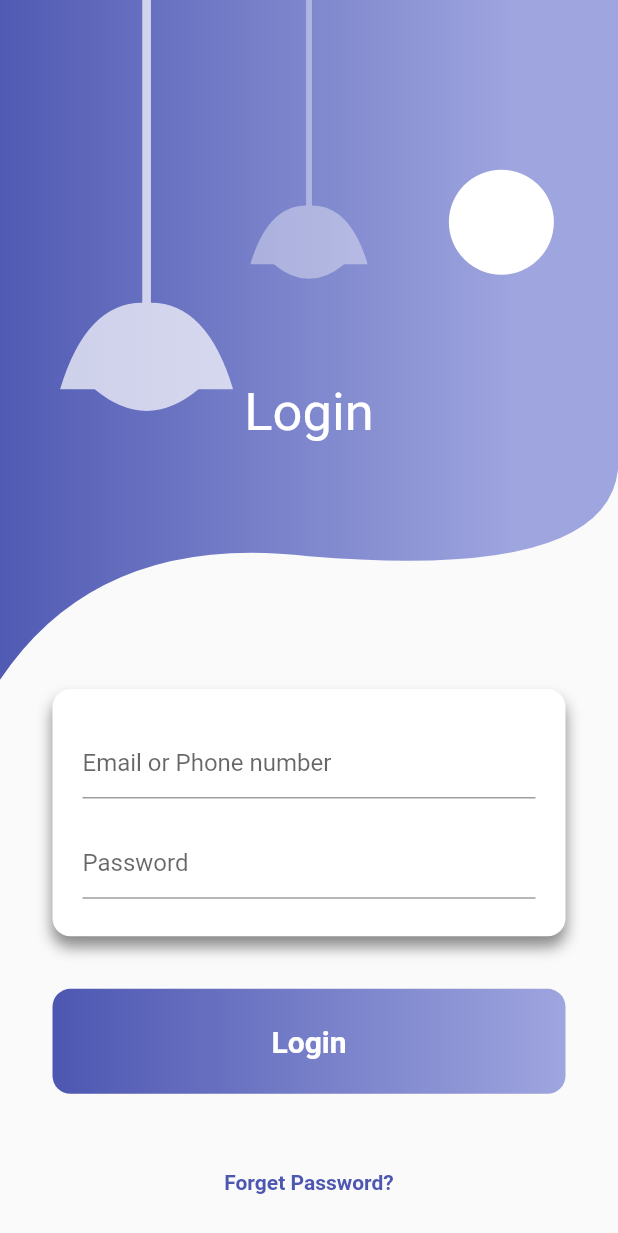
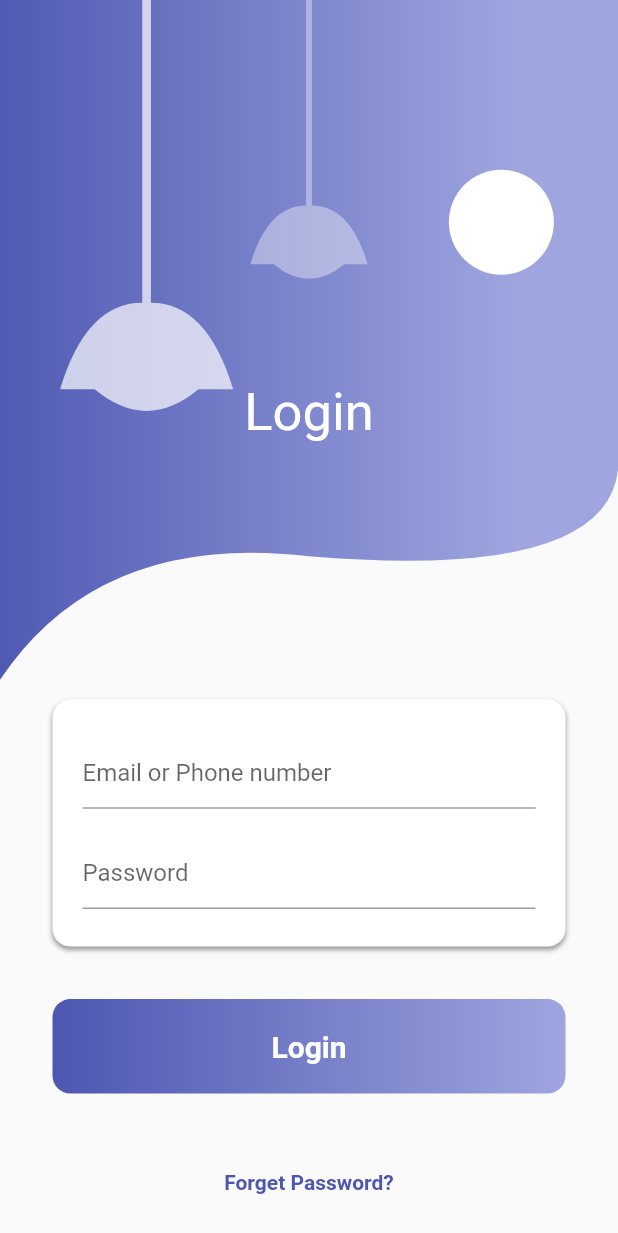
Before and after one commit to Criszx17Dev/AnimationsApp, a Flutter app: the screen it shows after launch, on a phone screen of 412 x 824 dp. Shown: the top 1233 px of the screen. Run offline on Flutter 3.47's test engine with Material 2 defaults, Android fonts, the phone set to English and light mode, and no system bars; our stand-ins replace google_fonts.

Commit message:
refactor custom_button with gradient and splash

```diff
--- a/lib/src/ui/screens/login_screen.dart
+++ b/lib/src/ui/screens/login_screen.dart
@@ -36,12 +36,12 @@ class _MyForm extends StatelessWidget {
   Widget build(BuildContext context) {
     return SingleChildScrollView(
       child: Column(
-        children: const [
-          AuthForm(),
-          SizedBox(height: 35),
-          CustomButton(),
-          SizedBox(height: 35),
-          MyTextButton(),
+        children: [
+          const AuthForm(),
+          const SizedBox(height: 35),
+          CustomButton(onTap: () {}, title: 'Login'),
+          const SizedBox(height: 35),
+          const MyTextButton(),
         ],
       ),
     );
--- a/lib/src/ui/widgets/auth_form.dart
+++ b/lib/src/ui/widgets/auth_form.dart
@@ -14,7 +14,7 @@ class AuthForm extends StatelessWidget {
           color: Colors.white,
           boxShadow: const [
             BoxShadow(
-                blurRadius: 8, color: Colors.black45, offset: Offset(0, 7))
+                blurRadius: 2, color: Colors.black38, offset: Offset(0, 2))
           ]),
       height: MediaQuery.of(context).size.height * 0.2,
       child: Column(
--- a/lib/src/ui/widgets/custom_button.dart
+++ b/lib/src/ui/widgets/custom_button.dart
@@ -2,49 +2,59 @@ import 'package:flutter/material.dart';
 import 'package:google_fonts/google_fonts.dart';
 
 class CustomButton extends StatelessWidget {
-  const CustomButton({Key? key}) : super(key: key);
+  const CustomButton({
+    Key? key,
+    required this.onTap,
+    required this.title,
+    this.height,
+    this.width,
+    this.colorsGradients,
+    this.margin,
+    this.padding,
+    this.style,
+    this.child,
+    this.borderRadius,
+  }) : super(key: key);
+  final String title;
+  final void Function()? onTap;
+  final double? height, width;
+  final List<Color>? colorsGradients;
+  final EdgeInsetsGeometry? margin, padding;
+  final TextStyle? style;
+  final Widget? child;
+  final BorderRadiusGeometry? borderRadius;
 
   @override
   Widget build(BuildContext context) {
-    return Padding(
-      padding: const EdgeInsets.symmetric(horizontal: 35),
-      child: Stack(
-        children: [
-          Container(
-            height: MediaQuery.of(context).size.height * 0.085,
-            width: double.infinity,
-            padding: const EdgeInsets.symmetric(vertical: 20),
-            decoration: BoxDecoration(
-                borderRadius: BorderRadius.circular(12),
-                gradient: const LinearGradient(
-                  colors: [
-                    Color(0xFF4D57B1),
-                    Color(0xFF9EA5DF),
-                  ],
-                )),
+    return Container(
+        clipBehavior: Clip.antiAlias,
+        margin: margin ?? const EdgeInsets.symmetric(horizontal: 35),
+        height: height,
+        width: width,
+        decoration: BoxDecoration(
+            borderRadius: borderRadius ?? BorderRadius.circular(12),
+            gradient: LinearGradient(
+                colors: colorsGradients ??
+                    [
+                      const Color(0xFF4D57B1),
+                      const Color(0xFF9EA5DF),
+                    ])),
+        child: ElevatedButton(
+          onPressed: onTap,
+          style: ElevatedButton.styleFrom(
+            elevation: 0,
+            primary: Colors.transparent,
+            shadowColor: Colors.transparent,
+            padding: padding ?? const EdgeInsets.symmetric(vertical: 20),
           ),
-          ElevatedButton(
-            onPressed: () {},
-            style: ElevatedButton.styleFrom(
-                shadowColor: Colors.transparent,
-                elevation: 0,
-                primary: Colors.transparent,
-                shape: RoundedRectangleBorder(
-                  borderRadius: BorderRadius.circular(12),
-                ),
-                padding: EdgeInsets.zero),
-            child: SizedBox(
-              height: MediaQuery.of(context).size.height * 0.085,
-              width: double.infinity,
-              child: Center(
-                child: Text('Login',
-                    style: GoogleFonts.dellaRespira(
-                        fontWeight: FontWeight.bold, fontSize: 20)),
+          child: child ??
+              Center(
+                child: FittedBox(
+                    child: Text(title,
+                        style: style ??
+                            GoogleFonts.dellaRespira(
+                                fontWeight: FontWeight.bold, fontSize: 20))),
               ),
-            ),
-          ),
-        ],
-      ),
-    );
+        ));
   }
 }
```
